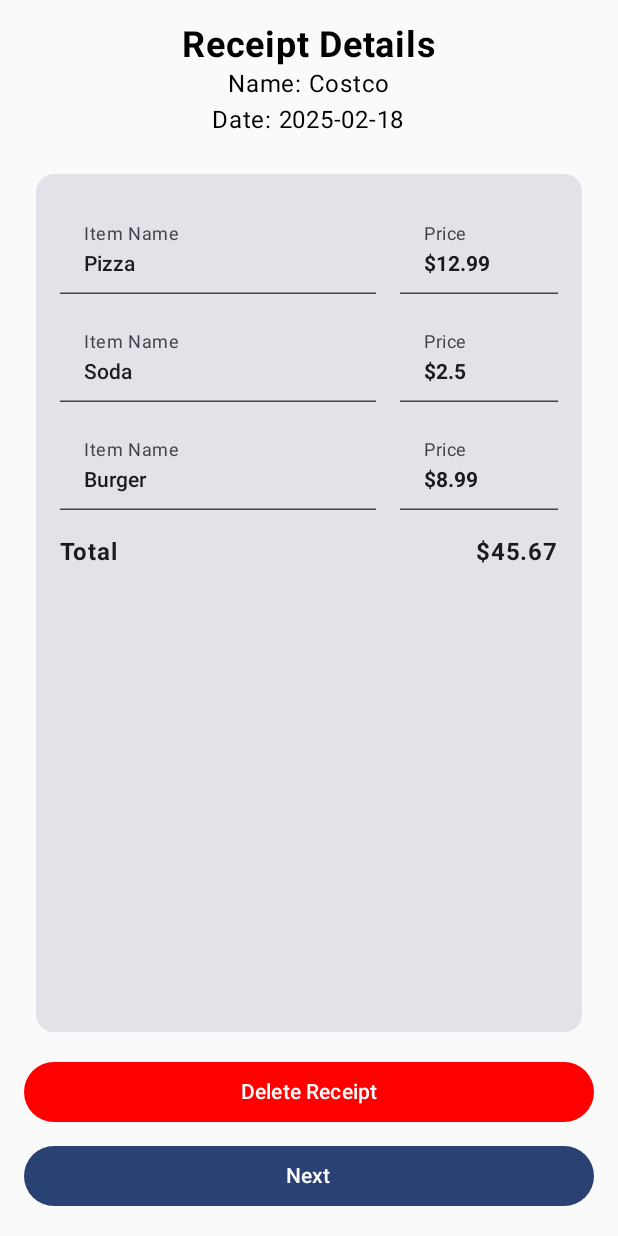
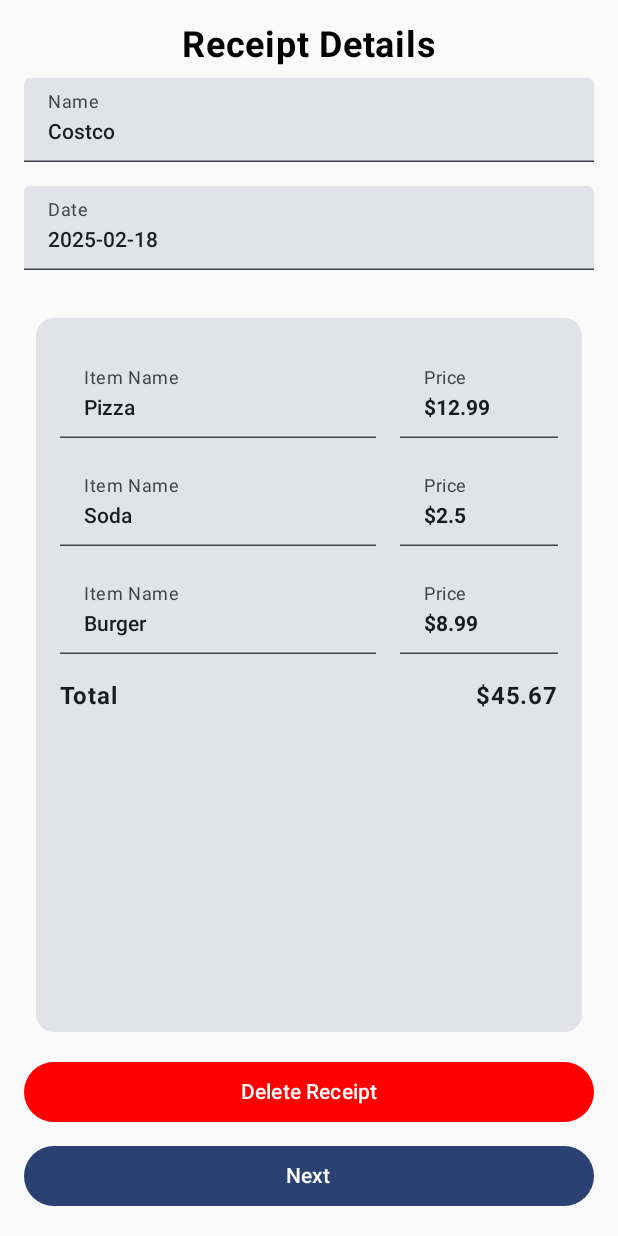
Before and after one commit to ryanhu021/splitr, an Android app built with Jetpack Compose: the screen it shows after launch (MainActivity), after a tap on "Edit Receipt", on a phone screen of 412 x 824 dp. Run offline under Robolectric (Android 15) with nearby library versions, the phone set to English and light mode, and no system bars; our stand-ins replace Room's generated code, livedata-compose; libraries missing offline, so code that uses them is left out: androidx.camera.core, androidx.camera.lifecycle, androidx.camera.view.

Commit message:
make receipt name and date editable

```diff
--- a/app/src/main/java/com/splitr/app/ui/SplitrApp.kt
+++ b/app/src/main/java/com/splitr/app/ui/SplitrApp.kt
@@ -224,6 +224,32 @@
 }
 
 @Composable
+fun ReceiptItem(
+    receipt: Receipt,
+    onEditReceipt: (Int) -> Unit
+) {
+    Card(
+        modifier = Modifier
+            .fillMaxWidth()
+            .padding(8.dp)
+    ) {
+        Row(
+            modifier = Modifier.padding(16.dp),
+            verticalAlignment = Alignment.CenterVertically
+        ) {
+            Column(modifier = Modifier.weight(1f)) {
+                Text(receipt.name, fontSize = 20.sp, fontWeight = FontWeight.Bold)
+                Text(receipt.date)
+                Text("Total: ${'$'}${receipt.totalAmount}")
+            }
+            IconButton(onClick = { onEditReceipt(receipt.id) }) {
+                Icon(Icons.Filled.Edit, contentDescription = "Edit Receipt", tint = Color.Gray)
+            }
+        }
+    }
+}
+
+@Composable
 fun CameraScreen(
     onTextRecognized: (String) -> Unit,
     onReceiptProcessed: (Int) -> Unit,
@@ -393,6 +419,8 @@
     viewModel: ItemizedReceiptViewModel = viewModel()
 ) {
     var editableItems by remember { mutableStateOf(receiptWithItems.items) }
+    var updatedName by remember { mutableStateOf(receiptWithItems.receipt.name) }
+    var updatedDate by remember { mutableStateOf(receiptWithItems.receipt.date) }
 
     Column(
         modifier = Modifier
@@ -401,8 +429,32 @@
         horizontalAlignment = Alignment.CenterHorizontally
     ) {
         Text("Receipt Details", fontSize = 24.sp, fontWeight = FontWeight.Bold)
-        Text("Name: ${receiptWithItems.receipt.name}")
-        Text("Date: ${receiptWithItems.receipt.date}")
+
+        TextField(
+            value = updatedName,
+            onValueChange = { newName ->
+                updatedName = newName
+            },
+            modifier = Modifier
+                .fillMaxWidth()
+                .padding(vertical = 8.dp),
+            label = { Text("Name") },
+            textStyle = TextStyle.Default.copy(fontWeight = FontWeight.Medium)
+        )
+
+        Spacer(modifier = Modifier.width(16.dp))
+
+        TextField(
+            value = updatedDate,
+            onValueChange = { newDate ->
+                updatedDate = newDate
+            },
+            modifier = Modifier
+                .fillMaxWidth()
+                .padding(vertical = 8.dp),
+            label = { Text("Date") },
+            textStyle = TextStyle.Default.copy(fontWeight = FontWeight.Medium)
+        )
 
         Spacer(modifier = Modifier.height(16.dp))
 
@@ -463,38 +515,13 @@
                     modifier = Modifier.fillMaxWidth(),
                     onClick = { /* TODO: Implement collaborator edit action */
                         viewModel.updateItems(editableItems)
+                        viewModel.updateReceiptName(updatedName)
+                        viewModel.updateReceiptDate(updatedDate)
                         onNext(receiptWithItems.receipt.id)
                     }
                 ) {
                     Text("Next")
                 }
-            }
-        }
-    }
-}
-
-
-@Composable
-fun ReceiptItem(
-    receipt: Receipt,
-    onEditReceipt: (Int) -> Unit
-) {
-    Card(
-        modifier = Modifier
-            .fillMaxWidth()
-            .padding(8.dp)
-    ) {
-        Row(
-            modifier = Modifier.padding(16.dp),
-            verticalAlignment = Alignment.CenterVertically
-        ) {
-            Column(modifier = Modifier.weight(1f)) {
-                Text(receipt.name, fontSize = 20.sp, fontWeight = FontWeight.Bold)
-                Text(receipt.date)
-                Text("Total: ${'$'}${receipt.totalAmount}")
-            }
-            IconButton(onClick = { onEditReceipt(receipt.id) }) {
-                Icon(Icons.Filled.Edit, contentDescription = "Edit Receipt", tint = Color.Gray)
             }
         }
     }
```
Also changed, not shown: app/src/main/java/com/splitr/app/ui/ItemizedReceiptViewModel.kt (+14 -2 lines).
